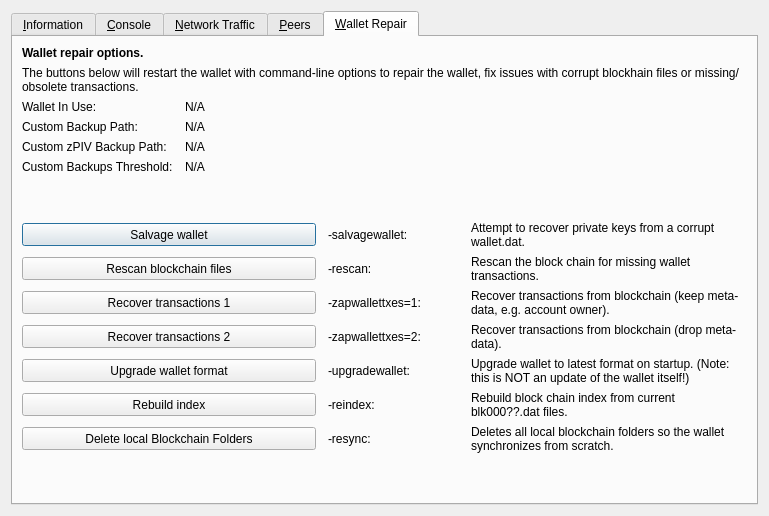
Qt form src/qt/forms/rpcconsole.ui (dogecash/dogecash-old) before a commit.
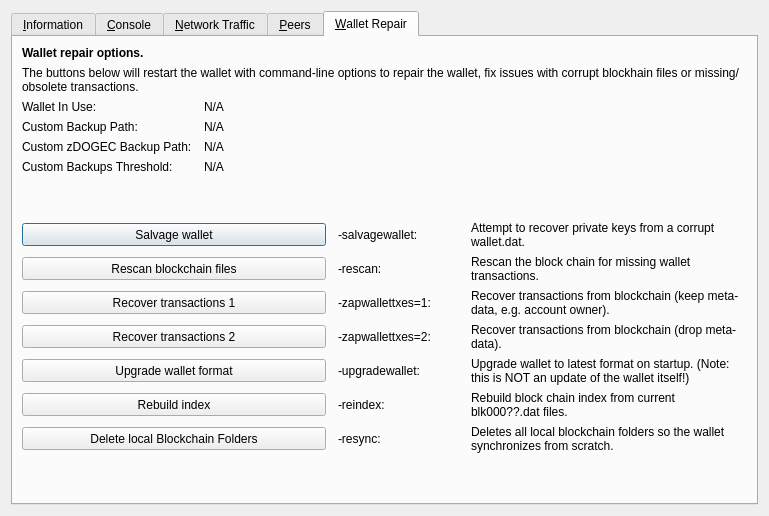
The same form after that commit. The open tabs and pages were chosen to show the change. Icons and pictures are not drawn. Custom widgets are drawn as their Qt base class.

```diff
--- a/src/qt/forms/rpcconsole.ui
+++ b/src/qt/forms/rpcconsole.ui
@@ -1359,7 +1359,7 @@
           <bool>false</bool>
          </property>
          <property name="text">
-          <string>Custom zPIV Backup Path:</string>
+          <string>Custom zDOGEC Backup Path:</string>
          </property>
         </widget>
        </item>
```
